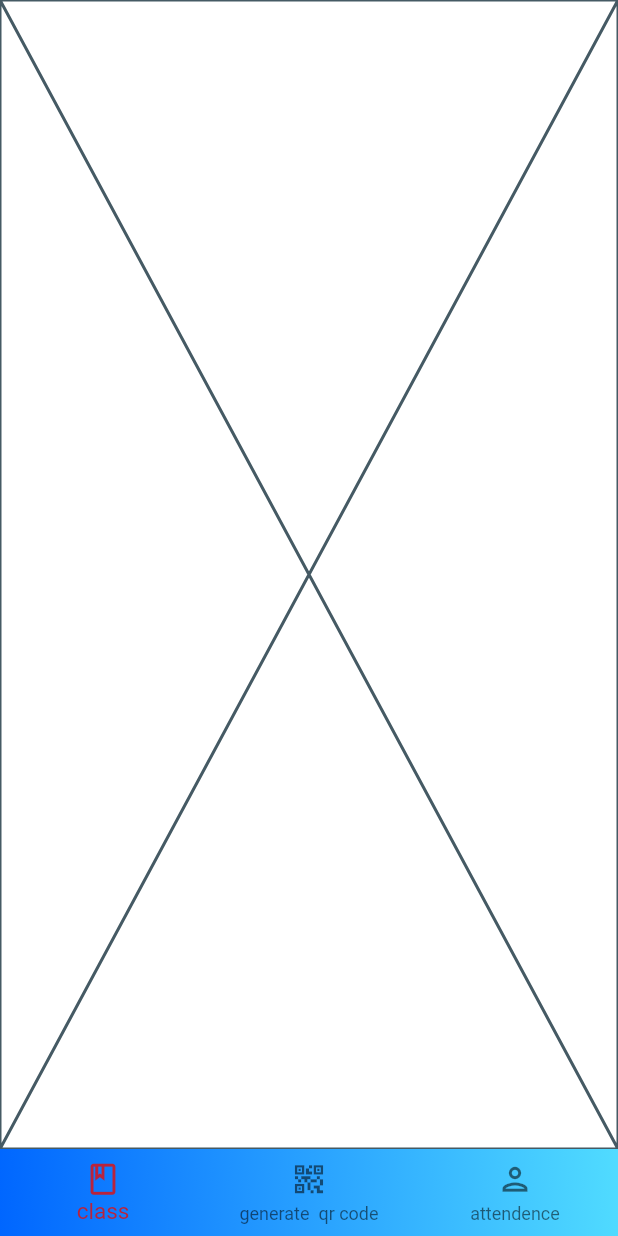
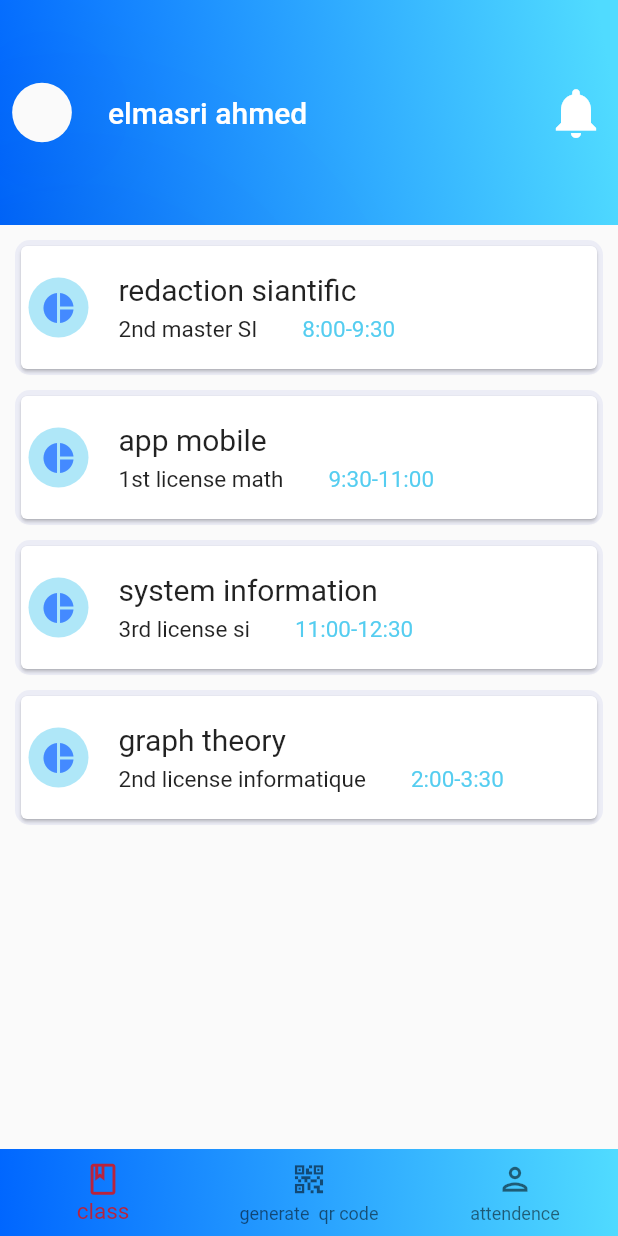
Before and after one commit to GHanamaAhmed/student-attendance, a Flutter app: the teacher_UI screen opened by its route, on a phone screen of 412 x 824 dp. Run offline on Flutter 3.47's test engine with Material 2 defaults, Android fonts, the phone set to English and light mode, and no system bars; drawn by our look-alikes of card_swiper; our stand-ins replace flutter_svg, redux; missing offline and left inert: qr_code_scanner.

Commit message:
update 4/3/2023

```diff
--- a/lib/teacher ui/Class.dart
+++ b/lib/teacher ui/Class.dart
@@ -11,8 +11,116 @@ class Class2 extends StatefulWidget {
 }
 
 class _Class2State extends State<Class2> {
+  List<String> year = <String>['2nd master SI', '1st license math', '3rd license si','2nd license informatique'];
+  List<String> Class = <String>['redaction siantific', 'app mobile', 'system information','graph theory'];
+  List<String> time = <String>['8:00-9:30', '9:30-11:00', '11:00-12:30','2:00-3:30'];
+  String username = 'elmasri ahmed';
   @override
   Widget build(BuildContext context) {
-    return const Placeholder();
+    return Scaffold(
+        appBar:  PreferredSize(
+        preferredSize: const Size(10, 150),
+    child: AppBar(
+    title: Text(username),
+    actions: [
+    IconButton(
+    onPressed: () {},
+    icon: const Icon(Icons.notifications),
+    iconSize: 40,
+    )
+    ],
+    toolbarHeight: 150,
+    elevation: 0,
+    leading: const Padding(
+    padding: EdgeInsets.all(8.1),
+    child: Material(
+    shape: CircleBorder(),
+    elevation: 100,
+    ),
+    ),
+    flexibleSpace: Container(
+    decoration: const BoxDecoration(
+    gradient: LinearGradient(
+    begin: Alignment.bottomLeft,
+    end: Alignment.centerRight,
+    colors: [Color(0xff0066ff), Color(0xff50dbff)])),
+    ),
+    backgroundColor: Colors.transparent,
+    ),
+    ),
+    body:  ListView.separated(
+    padding: const EdgeInsets.all(10),
+    itemCount: Class.length,
+    itemBuilder: (BuildContext context, int index) {
+    return Container(
+    height: 90,
+
+    decoration: BoxDecoration(
+    borderRadius: BorderRadius.circular(10),
+    color: Color(0xffecedf6)
+    ),
+    child: Card(
+
+
+
+    child:Row(
+    mainAxisAlignment: MainAxisAlignment.start  ,
+
+    children: [
+    Container(
+    decoration: BoxDecoration(
+    color: const Color(0xCA9AE1F6),
+    borderRadius: BorderRadius.circular(200)
+    ),
+    margin: const EdgeInsets.fromLTRB(5,3,5,3),
+    child: const SizedBox(
+    height: 40,
+    width: 40,
+    child:Icon(
+    Icons.pie_chart_sharp
+    ,color: Colors.blueAccent
+    ),
+    ),
+    ),
+    Column(
+    mainAxisAlignment: MainAxisAlignment.center,
+    crossAxisAlignment: CrossAxisAlignment.start,
+    children:  [
+    Container(
+    width: 300,
+    margin: const EdgeInsets.fromLTRB(15,3,15,3),
+    child: Text('${Class[index]}' ,style: const TextStyle(fontSize: 20),)
+    ),
+    Row(
+    mainAxisAlignment: MainAxisAlignment.spaceAround,
+    children: [
+    Container(
+    margin: const EdgeInsets.fromLTRB(15,3,15,3),
+    child: Text('${year[index]}',style: const TextStyle(fontSize: 15),)),
+    Container(
+    margin: const EdgeInsets.fromLTRB(15,3,15,3),
+    child: Text('${time[index]}',
+    style:  const TextStyle(color: Color(0xCA29C0EC),
+    fontSize: 15,
+    )
+    )
+    )
+    ],
+    )
+    ],
+
+    )
+    ],
+    )
+
+    ),
+    );
+    },
+    separatorBuilder: (BuildContext context, int index) => const Divider(
+    height: 10,
+    thickness: 0,
+    color: Colors.transparent,
+    ),
+    ));
   }
-}
+  }
--- a/lib/teacher ui/QrGen.dart
+++ b/lib/teacher ui/QrGen.dart
@@ -14,6 +14,20 @@ class QrGen extends StatefulWidget {
 class _QrGenState extends State<QrGen> {
   @override
   Widget build(BuildContext context) {
-    return const Placeholder();
+    return  Scaffold(
+      body: Column(
+      mainAxisAlignment: MainAxisAlignment.center,
+        children: [
+          Center(
+            child: SizedBox(
+              width: 500,
+              height: 500,
+              child:Image.asset('assets/images/testqrcode.png') ,
+
+            ),
+          )
+        ],
+      ),
+    );
   }
 }
--- /dev/null
+++ b/lib/teacher ui/att2.dart
@@ -0,0 +1,18 @@
+import 'package:flutter/material.dart';
+
+
+class attendi extends StatefulWidget {
+  const attendi({Key? key}) : super(key: key);
+
+  @override
+  State<attendi> createState() => _attendiState();
+}
+
+class _attendiState extends State<attendi> {
+  @override
+  Widget build(BuildContext context) {
+    return  Scaffold(
+
+    );
+  }
+}
--- a/lib/teacher ui/teacher_UI.dart
+++ b/lib/teacher ui/teacher_UI.dart
@@ -2,6 +2,7 @@ import 'package:card_swiper/card_swiper.dart';
 import 'package:flutter/material.dart';
 import 'package:skoni/teacher ui/Class.dart';
 import 'package:skoni/teacher%20ui/QrGen.dart';
+import 'package:skoni/teacher%20ui/att2.dart';
 class teacher_UI extends StatefulWidget {
   const teacher_UI({Key? key}) : super(key: key);
 
@@ -21,7 +22,7 @@ class _teacher_UIState extends State<teacher_UI> {
   }
 
   final SwiperController _controller = new SwiperController();
-  var page = [Class2(), QrGen()];
+  var page = [Class2(), QrGen(),attendi()];
   @override
   Widget build(BuildContext context) {
     return Scaffold(
```
Also changed, not shown: assets/images/testqrcode.png (added).
